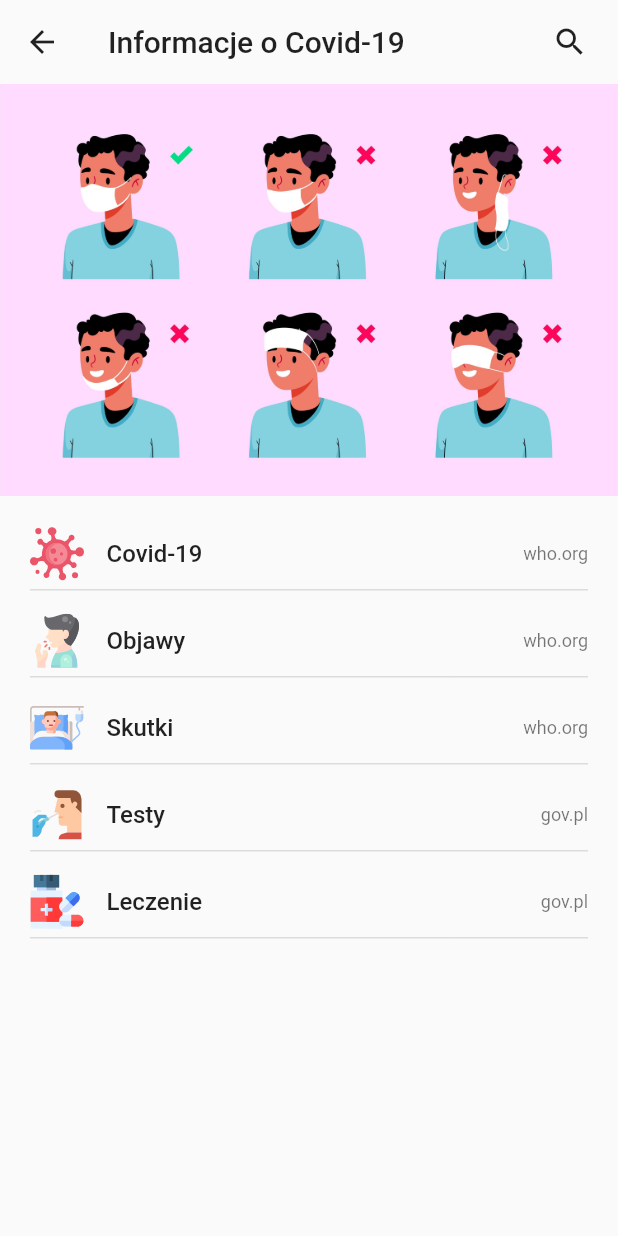
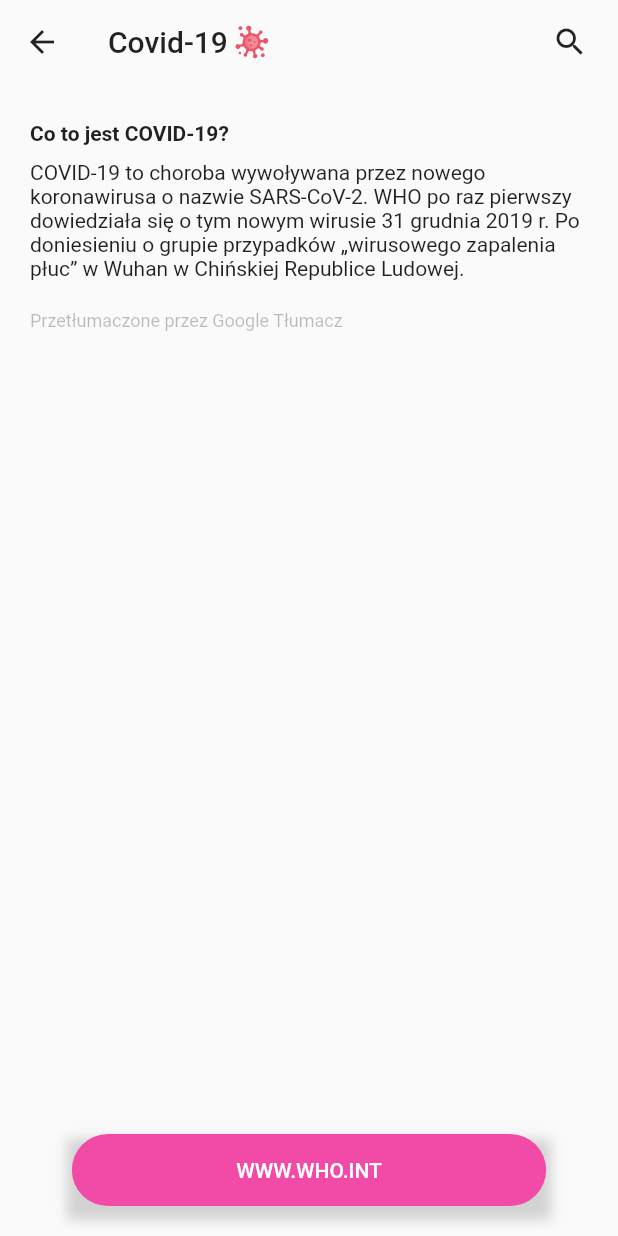
Before and after one commit to skrzypak/Bit-Festival-Hackathon-2020, a Flutter app: the screen it shows after launch, on a phone screen of 412 x 824 dp. Run offline on Flutter 3.47's test engine with Material 2 defaults, Android fonts, the phone set to English and light mode, and no system bars; our stand-ins replace flutter_svg.

Commit message:
article info screen

```diff
--- a/Flutter/corona_info/lib/main.dart
+++ b/Flutter/corona_info/lib/main.dart
@@ -1,4 +1,5 @@
 import 'package:corona_info/screens/home/homeScreen.dart';
+import 'package:corona_info/screens/info/articleInfoScreen.dart';
 import 'package:corona_info/screens/info/infoScreen.dart';
 import 'package:corona_info/widgets/BottomButton.dart';
 import 'package:flutter/material.dart';
@@ -16,7 +17,7 @@ class MyApp extends StatelessWidget {
         primarySwatch: Colors.blue,
         visualDensity: VisualDensity.adaptivePlatformDensity,
       ),
-      home: InformationsScreen(),
+      home: ArticleInfoScreen("Covid-19", "virus"),
     );
   }
 }
--- /dev/null
+++ b/Flutter/corona_info/lib/screens/info/articleInfoScreen.dart
@@ -0,0 +1,60 @@
+import 'package:corona_info/main.dart';
+import 'package:corona_info/widgets/AppBar.dart';
+import 'package:corona_info/widgets/BottomButton.dart';
+import 'package:corona_info/widgets/FontStyle.dart';
+import 'package:flutter/material.dart';
+import 'package:flutter_svg/flutter_svg.dart';
+
+class ArticleInfoScreen extends StatelessWidget {
+  ArticleInfoScreen(this.title, this.icon);
+
+  String title;
+  String icon;
+
+  @override
+  Widget build(BuildContext context) {
+    return Scaffold(
+        body: Container(
+      child: Center(
+          child: Expanded(
+        child: Column(
+          children: <Widget>[
+            Container(
+              child: MyAppBar(title, icon: icon),
+            ),
+            Align(
+              alignment: Alignment.centerLeft,
+              child: Padding(
+                padding: const EdgeInsets.fromLTRB(20, 25, 20, 0),
+                child: Text(
+                  "Co to jest COVID-19?",
+                  style: TextStyle(fontWeight: FontWeight.bold, fontSize: 14),
+                ),
+              ),
+            ),
+            Padding(
+              padding: const EdgeInsets.fromLTRB(20, 10, 20, 0),
+              child: Text(
+                  "COVID-19 to choroba wywoływana przez nowego koronawirusa o nazwie SARS-CoV-2. WHO po raz pierwszy dowiedziała się o tym nowym wirusie 31 grudnia 2019 r. Po doniesieniu o grupie przypadków „wirusowego zapalenia płuc” w Wuhan w Chińskiej Republice Ludowej."),
+            ),
+            Padding(
+              padding: const EdgeInsets.fromLTRB(20, 20, 20, 0),
+              child: Align(
+                alignment: Alignment.centerLeft,
+                child: Text(
+                  "Przetłumaczone przez Google Tłumacz",
+                  style: TextStyle(
+                    fontSize: 12,
+                    color: Colors.black26,
+                  ),
+                ),
+              ),
+            ),
+            Expanded(child: Container()),
+            BottomButton("WWW.WHO.INT"),
+          ],
+        ),
+      )),
+    ));
+  }
+}
--- a/Flutter/corona_info/lib/widgets/AppBar.dart
+++ b/Flutter/corona_info/lib/widgets/AppBar.dart
@@ -1,14 +1,27 @@
 import 'package:flutter/material.dart';
+import 'package:flutter_svg/flutter_svg.dart';
 
 class MyAppBar extends StatelessWidget {
   final String title;
-  MyAppBar(this.title, {Key key}) : super(key: key);
+  final String icon;
+  MyAppBar(this.title, {this.icon = "", Key key}) : super(key: key);
 
   @override
   Widget build(BuildContext context) {
     return AppBar(
       leading: Icon(Icons.arrow_back, color: Colors.black87),
-      title: Text(title, style: TextStyle(color: Colors.black87)),
+      title: Row(
+        children: [
+          Text(title, style: TextStyle(color: Colors.black87)),
+          Padding(
+            padding: const EdgeInsets.fromLTRB(5, 0, 0, 0),
+            child: SvgPicture.asset(
+                        "assets/" + icon + ".svg",
+                        height: 22,
+                      ),
+          ),
+        ],
+      ),
       actions: [
         Padding(
           padding: const EdgeInsets.fromLTRB(0, 0, 20, 0),
--- a/Flutter/corona_info/lib/widgets/BottomButton.dart
+++ b/Flutter/corona_info/lib/widgets/BottomButton.dart
@@ -11,6 +11,8 @@ class BottomButton extends StatelessWidget {
   Widget build(BuildContext context) {
     return Padding(
       padding: const EdgeInsets.all(20.0),
+      child: FractionallySizedBox(
+        widthFactor: 0.85,
         child: Container(
           decoration: BoxDecoration(
             boxShadow: [CoronaShadow.get()],
@@ -31,6 +33,7 @@ class BottomButton extends StatelessWidget {
             ),
           ),
         ),
+      ),
     );
   }
 }
```
Lines whose indentation alone changed are shown as unchanged.
